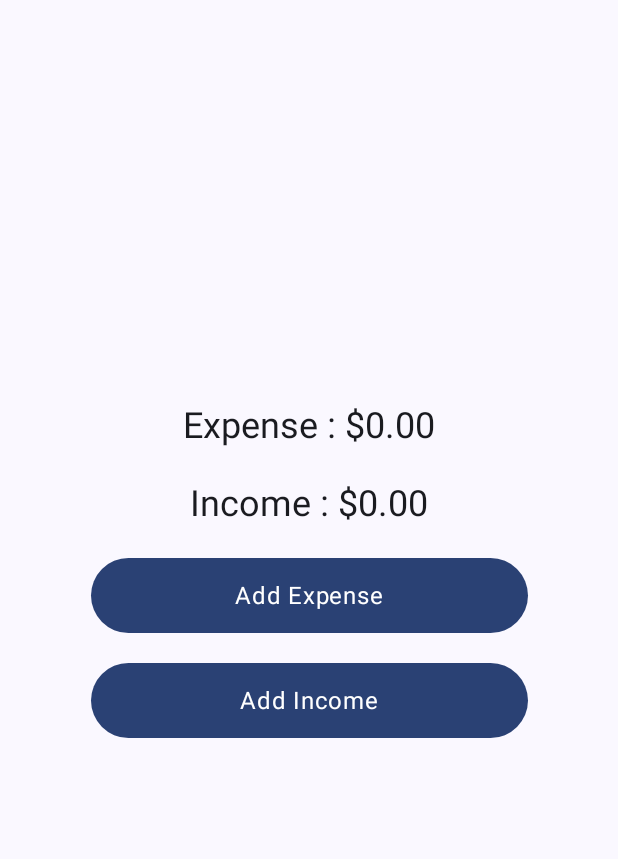
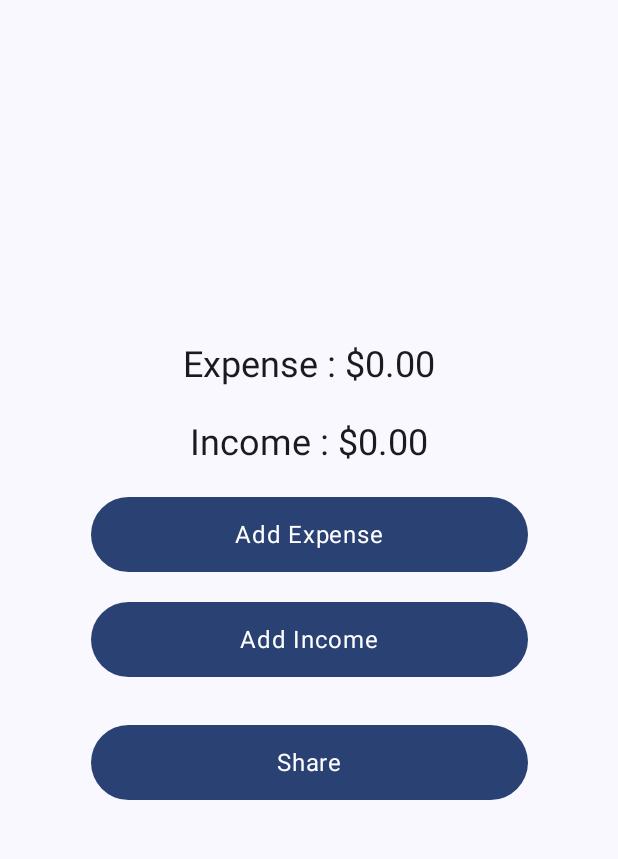
Before and after one commit to pinsensius/Assesment1_0138, an Android app built with Jetpack Compose: the screen it shows after launch (MainActivity), on a phone screen of 412 x 824 dp, the part 96-955 px from its top. Run offline under Robolectric (Android 15) with nearby library versions, the light colour scheme and no system bars.

Commit message:
Menambahkan Implicit Intent pada aplikasi

```diff
--- a/app/src/main/AndroidManifest.xml
+++ b/app/src/main/AndroidManifest.xml
@@ -25,4 +25,10 @@
         </activity>
     </application>
 
+    <queries>
+        <intent>
+            <action android:name="android.intent.action.SEND" />
+            <data   android:mimeType="text/plain" />
+        </intent>
+    </queries>
 </manifest>
--- a/app/src/main/java/com/boido0138/asesment1_0138/ui/screen/HomeScreen.kt
+++ b/app/src/main/java/com/boido0138/asesment1_0138/ui/screen/HomeScreen.kt
@@ -1,5 +1,7 @@
 package com.boido0138.asesment1_0138.ui.screen
 
+import android.content.Context
+import android.content.Intent
 import android.content.res.Configuration
 import androidx.compose.foundation.layout.Arrangement
 import androidx.compose.foundation.layout.Box
@@ -28,6 +30,7 @@ import androidx.compose.runtime.remember
 import androidx.compose.runtime.setValue
 import androidx.compose.ui.Alignment
 import androidx.compose.ui.Modifier
+import androidx.compose.ui.platform.LocalContext
 import androidx.compose.ui.res.stringResource
 import androidx.compose.ui.tooling.preview.Preview
 import androidx.compose.ui.unit.dp
@@ -110,6 +113,9 @@ fun HomeScreen(navController: NavController) {
 fun HomeScreenContent(modifier: Modifier = Modifier,navController: NavController) {
     val totalExpense = ExpenseList.sumExpense()
     val totalIncome = IncomeList.sumIncome()
+
+    val context = LocalContext.current
+
     Column(
         verticalArrangement = Arrangement.spacedBy(20.dp, Alignment.CenterVertically),
         horizontalAlignment = Alignment.CenterHorizontally,
@@ -152,12 +158,43 @@ fun HomeScreenContent(modifier: Modifier = Modifier,navController: NavController
                 style = MaterialTheme.typography.bodyLarge
             )
         }
+
+        Button(
+            onClick = {
+                shareKeuangan(
+                    context = context,
+                    message = context.getString(R.string.share_template, formatSumValues(totalExpense),formatSumValues(totalIncome))
+                )
+            },
+            modifier =  Modifier
+                .padding(top = 12.dp)
+                .fillMaxWidth(0.8f)
+                .height(50.dp)
+        ) {
+            Text(
+                text = stringResource(id = R.string.share),
+                style = MaterialTheme.typography.bodyLarge
+            )
+        }
     }
 }
 
 fun formatSumValues(total : Int) : String{
     val jenisUang = NumberFormat.getCurrencyInstance(Locale.getDefault())
     return jenisUang.format(total)
+}
+
+private fun shareKeuangan(context: Context, message: String){
+    val shareIntent = Intent(Intent.ACTION_SEND).apply {
+        type = "text/plain"
+        putExtra(Intent.EXTRA_TEXT, message)
+    }
+
+    val chooser = Intent.createChooser(shareIntent, context.getString(R.string.share_title))
+
+    if(shareIntent.resolveActivity(context.packageManager) != null){
+        context.startActivity(chooser)
+    }
 }
 
 @Preview(showBackground = true)
--- a/app/src/main/res/values/strings.xml
+++ b/app/src/main/res/values/strings.xml
@@ -24,4 +24,9 @@
     <string name="empty_expense">No Expense Data</string>
     <string name="tags_data">Tags : %1$s</string>
     <string name="date_data">Date : %1$s</string>
+    <string name="share">Share</string>
+    <string name="share_template">Expense : %1$s\nIncome : %2$s</string>
+    <string name="share_title">Share data with...</string>
+
+
 </resources>
```
